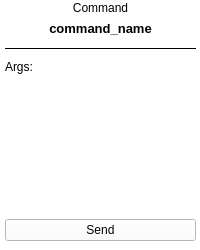
The window that pyacquisition/ui/command_widget/command_widget.ui (jakeayres/pyacquisition) describes before a commit, drawn with Qt 5.
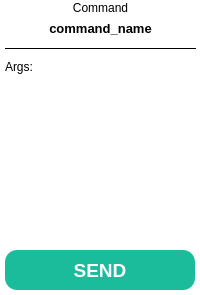
The same window after the commit.

Commit message: Improvement to App class

Diff of the .ui file:
```diff
--- a/pyacquisition/ui/command_widget/command_widget.ui
+++ b/pyacquisition/ui/command_widget/command_widget.ui
@@ -7,7 +7,7 @@
     <x>0</x>
     <y>0</y>
     <width>200</width>
-    <height>250</height>
+    <height>295</height>
    </rect>
   </property>
   <property name="windowTitle">
@@ -49,13 +49,6 @@
       </property>
      </spacer>
     </item>
-    <item>
-     <widget class="QPushButton" name="send_button">
-      <property name="text">
-       <string>Send</string>
-      </property>
-     </widget>
-    </item>
    </layout>
   </widget>
   <widget class="QLabel" name="_command_label">
@@ -118,6 +111,44 @@
     <enum>Qt::Horizontal</enum>
    </property>
   </widget>
+  <widget class="QPushButton" name="send_button">
+   <property name="enabled">
+    <bool>true</bool>
+   </property>
+   <property name="geometry">
+    <rect>
+     <x>5</x>
+     <y>250</y>
+     <width>190</width>
+     <height>40</height>
+    </rect>
+   </property>
+   <property name="sizePolicy">
+    <sizepolicy hsizetype="Minimum" vsizetype="Fixed">
+     <horstretch>0</horstretch>
+     <verstretch>0</verstretch>
+    </sizepolicy>
+   </property>
+   <property name="font">
+    <font>
+     <family>Segoe UI</family>
+     <pointsize>14</pointsize>
+     <bold>true</bold>
+    </font>
+   </property>
+   <property name="styleSheet">
+    <string notr="true">background-color: #1abc9c;
+border-radius: 12px;
+color: white;
+</string>
+   </property>
+   <property name="text">
+    <string>SEND</string>
+   </property>
+   <property name="flat">
+    <bool>false</bool>
+   </property>
+  </widget>
  </widget>
  <resources/>
  <connections/>
```
The commit also changes 9 other files.
